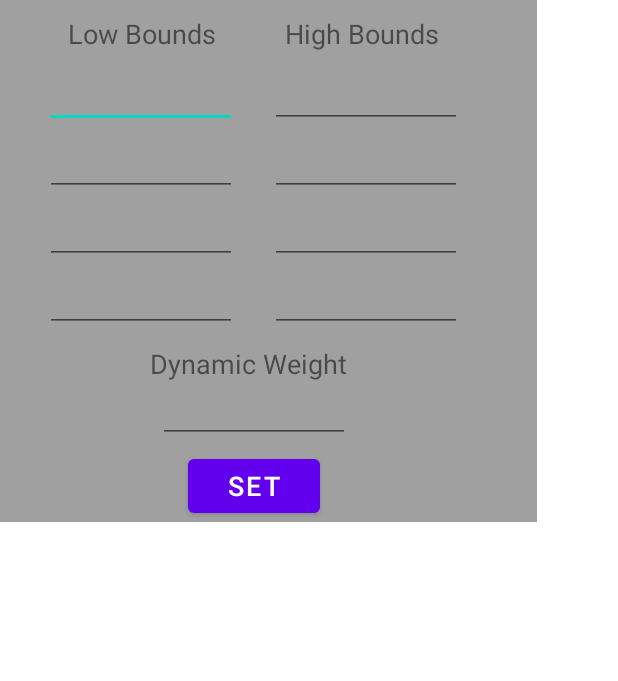
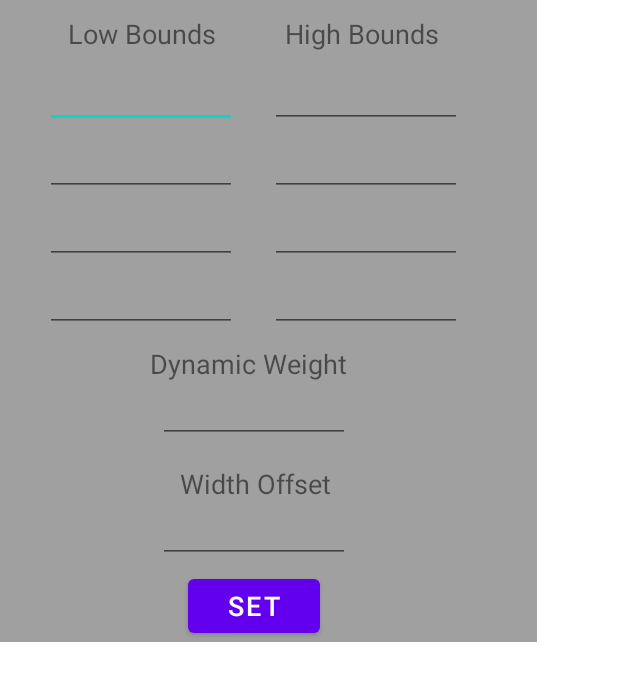
Before and after one commit to Orestiszar/ObstacleDetection, an Android app: the layout popup_window.xml on its own in the app's theme, with its tools: preview values and no code run, on a phone screen of 412 x 824 dp. Shown: the top 681 px of the screen. Run offline under Robolectric (Android 15) with nearby library versions, the phone set to English and light mode, and no system bars.

Commit message:
Added width offset

```diff
--- a/app/src/main/res/layout/popup_window.xml
+++ b/app/src/main/res/layout/popup_window.xml
@@ -10,10 +10,11 @@
         android:id="@+id/setPopupParamsButton"
         android:layout_width="wrap_content"
         android:layout_height="wrap_content"
-        android:layout_marginTop="300dp"
+        android:layout_marginTop="380dp"
         android:layout_marginStart="125dp"
         android:text="Set"
         android:textSize="18dp" />
+
 
     <TextView
         android:id="@+id/textView"
@@ -166,4 +167,22 @@
         android:ems="6"
         android:inputType="number" />
 
+    <TextView
+        android:id="@+id/textView4s"
+        android:layout_width="wrap_content"
+        android:layout_height="wrap_content"
+        android:layout_marginStart="120dp"
+        android:layout_marginTop="310dp"
+        android:text="Width Offset"
+        android:textSize="18dp"/>
+
+    <EditText
+        android:id="@+id/EtWidthOffset"
+        android:layout_width="wrap_content"
+        android:layout_height="wrap_content"
+        android:layout_marginStart="105dp"
+        android:layout_marginTop="330dp"
+        android:ems="6"
+        android:inputType="number" />
+
 </RelativeLayout>
```
Also changed, not shown: app/src/main/java/com/example/obstacledetection/MainActivity.java (+26 -4 lines).
